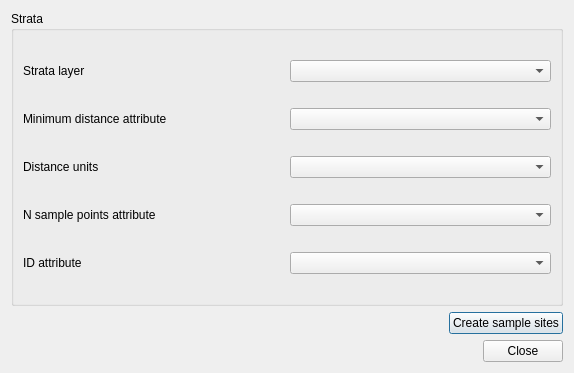
Qt form transectsurveydialogbase.ui (sourcepole/survey_design) before a commit.
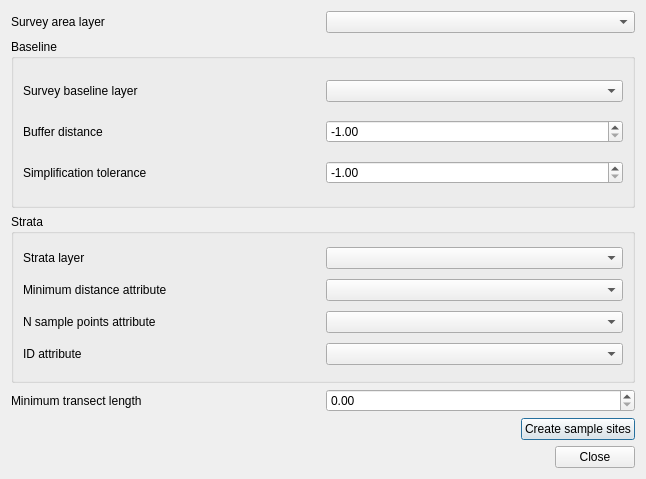
The same form after that commit.

Commit message: New (and simplified) dialog to calculate transect surveys

What changed in the file:
```diff
--- a/transectsurveydialogbase.ui
+++ b/transectsurveydialogbase.ui
@@ -6,94 +6,175 @@
    <rect>
     <x>0</x>
     <y>0</y>
-    <width>574</width>
-    <height>373</height>
+    <width>646</width>
+    <height>479</height>
    </rect>
   </property>
   <property name="windowTitle">
    <string>Transect Survey</string>
   </property>
-  <layout class="QGridLayout" name="gridLayout_2">
+  <layout class="QGridLayout" name="gridLayout_3">
    <item row="0" column="0" colspan="2">
-    <widget class="QGroupBox" name="mStrataGroupBox">
-     <property name="title">
-      <string>Strata</string>
-     </property>
-     <layout class="QGridLayout" name="gridLayout">
-      <item row="1" column="1">
-       <widget class="QComboBox" name="mMinimumDistanceAttributeComboBox"/>
-      </item>
-      <item row="3" column="0">
-       <widget class="QLabel" name="mNSamplePointsAttribute">
-        <property name="text">
-         <string>N sample points attribute</string>
-        </property>
-       </widget>
-      </item>
-      <item row="4" column="0">
-       <widget class="QLabel" name="mStrataIdAttributeLabel">
-        <property name="text">
-         <string>ID attribute</string>
-        </property>
-       </widget>
-      </item>
-      <item row="3" column="1">
-       <widget class="QComboBox" name="mNSamplePointsComboBox"/>
-      </item>
-      <item row="0" column="1">
-       <widget class="QComboBox" name="mStrataLayerComboBox"/>
-      </item>
-      <item row="4" column="1">
-       <widget class="QComboBox" name="mStrataIdAttributeComboBox"/>
-      </item>
-      <item row="1" column="0">
-       <widget class="QLabel" name="mMinDistanceLabel">
-        <property name="text">
-         <string>Minimum distance attribute</string>
-        </property>
-       </widget>
-      </item>
-      <item row="2" column="0">
-       <widget class="QLabel" name="mMinDistanceUnitsLabel">
-        <property name="text">
-         <string>Distance units</string>
-        </property>
-       </widget>
-      </item>
-      <item row="2" column="1">
-       <widget class="QComboBox" name="mMinDistanceUnitsComboBox"/>
-      </item>
-      <item row="0" column="0">
-       <widget class="QLabel" name="mStrataLayerLabel">
-        <property name="text">
-         <string>Strata layer</string>
-        </property>
-       </widget>
-      </item>
-     </layout>
-    </widget>
+    <layout class="QHBoxLayout" name="horizontalLayout_2">
+     <item>
+      <widget class="QLabel" name="mSurveyAreaLabel">
+       <property name="text">
+        <string>Survey area layer</string>
+       </property>
+      </widget>
+     </item>
+     <item>
+      <widget class="QComboBox" name="mSurveyAreaLayerComboBox"/>
+     </item>
+    </layout>
    </item>
-   <item row="1" column="0">
+   <item row="4" column="0">
     <spacer name="horizontalSpacer">
      <property name="orientation">
       <enum>Qt::Horizontal</enum>
      </property>
      <property name="sizeHint" stdset="0">
       <size>
-       <width>427</width>
+       <width>499</width>
        <height>20</height>
       </size>
      </property>
     </spacer>
    </item>
-   <item row="1" column="1">
+   <item row="4" column="1">
     <widget class="QPushButton" name="mCreateSampleButton">
      <property name="text">
       <string>Create sample sites</string>
      </property>
     </widget>
    </item>
+   <item row="1" column="0" colspan="2">
+    <widget class="QGroupBox" name="mBaselineGroupBox">
+     <property name="title">
+      <string>Baseline</string>
+     </property>
+     <layout class="QGridLayout" name="gridLayout_2">
+      <item row="2" column="1">
+       <widget class="QDoubleSpinBox" name="mBaselineSimplificationToleranceSpinBox">
+        <property name="minimum">
+         <double>-1.000000000000000</double>
+        </property>
+        <property name="maximum">
+         <double>999999999.000000000000000</double>
+        </property>
+        <property name="value">
+         <double>-1.000000000000000</double>
+        </property>
+       </widget>
+      </item>
+      <item row="0" column="1">
+       <widget class="QComboBox" name="mSurveyBaselineLayerComboBox"/>
+      </item>
+      <item row="1" column="1">
+       <widget class="QDoubleSpinBox" name="mBaselineBufferDistanceSpinBox">
+        <property name="minimum">
+         <double>-1.000000000000000</double>
+        </property>
+        <property name="maximum">
+         <double>999999999.000000000000000</double>
+        </property>
+        <property name="value">
+         <double>-1.000000000000000</double>
+        </property>
+       </widget>
+      </item>
+      <item row="0" column="0">
+       <widget class="QLabel" name="mBaselineLayerLabel">
+        <property name="text">
+         <string>Survey baseline layer</string>
+        </property>
+       </widget>
+      </item>
+      <item row="2" column="0">
+       <widget class="QLabel" name="mBaselineSimplificationToleranceLabel">
+        <property name="text">
+         <string>Simplification tolerance</string>
+        </property>
+       </widget>
+      </item>
+      <item row="1" column="0">
+       <widget class="QLabel" name="mBaselineBufferDistanceLabel">
+        <property name="text">
+         <string>Buffer distance</string>
+        </property>
+       </widget>
+      </item>
+     </layout>
+    </widget>
+   </item>
    <item row="2" column="0" colspan="2">
+    <widget class="QGroupBox" name="mStrataGroupBox">
+     <property name="title">
+      <string>Strata</string>
+     </property>
+     <layout class="QGridLayout" name="gridLayout">
+      <item row="1" column="0">
+       <widget class="QLabel" name="mMinDistanceLabel">
+        <property name="text">
+         <string>Minimum distance attribute</string>
+        </property>
+       </widget>
+      </item>
+      <item row="1" column="1">
+       <widget class="QComboBox" name="mMinimumDistanceAttributeComboBox"/>
+      </item>
+      <item row="0" column="0">
+       <widget class="QLabel" name="mStrataLayerLabel">
+        <property name="text">
+         <string>Strata layer</string>
+        </property>
+       </widget>
+      </item>
+      <item row="0" column="1">
+       <widget class="QComboBox" name="mStrataLayerComboBox"/>
+      </item>
+      <item row="2" column="0">
+       <widget class="QLabel" name="mNSamplePointsAttribute">
+        <property name="text">
+         <string>N sample points attribute</string>
+        </property>
+       </widget>
+      </item>
+      <item row="3" column="1">
+       <widget class="QComboBox" name="mStrataIdAttributeComboBox"/>
+      </item>
+      <item row="2" column="1">
+       <widget class="QComboBox" name="mNSamplePointsComboBox"/>
+      </item>
+      <item row="3" column="0">
+       <widget class="QLabel" name="mStrataIdAttributeLabel">
+        <property name="text">
+         <string>ID attribute</string>
+        </property>
+       </widget>
+      </item>
+     </layout>
+    </widget>
+   </item>
+   <item row="3" column="0" colspan="2">
+    <layout class="QHBoxLayout" name="horizontalLayout">
+     <item>
+      <widget class="QLabel" name="mMinimumTransectLengthLabel">
+       <property name="text">
+        <string>Minimum transect length</string>
+       </property>
+      </widget>
+     </item>
+     <item>
+      <widget class="QDoubleSpinBox" name="mMinimumTransectLengthSpinBox">
+       <property name="maximum">
+        <double>99999999.000000000000000</double>
+       </property>
+      </widget>
+     </item>
+    </layout>
+   </item>
+   <item row="5" column="0" colspan="2">
     <widget class="QDialogButtonBox" name="buttonBox">
      <property name="orientation">
       <enum>Qt::Horizontal</enum>
```
The commit also changes 2 other files.
